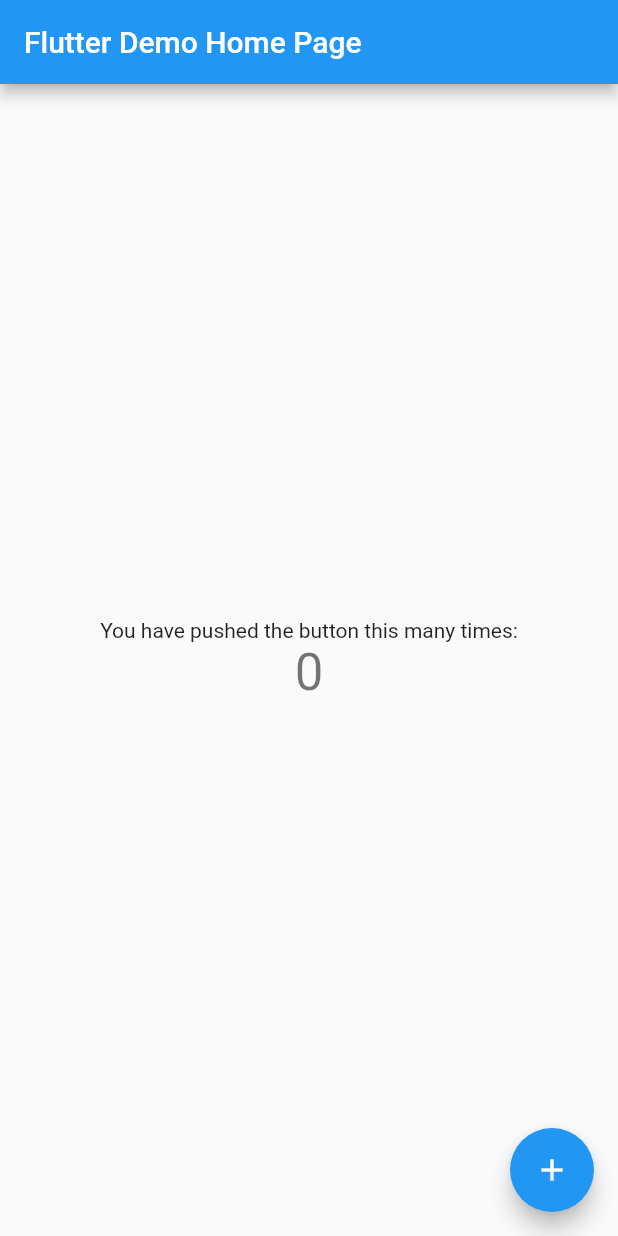
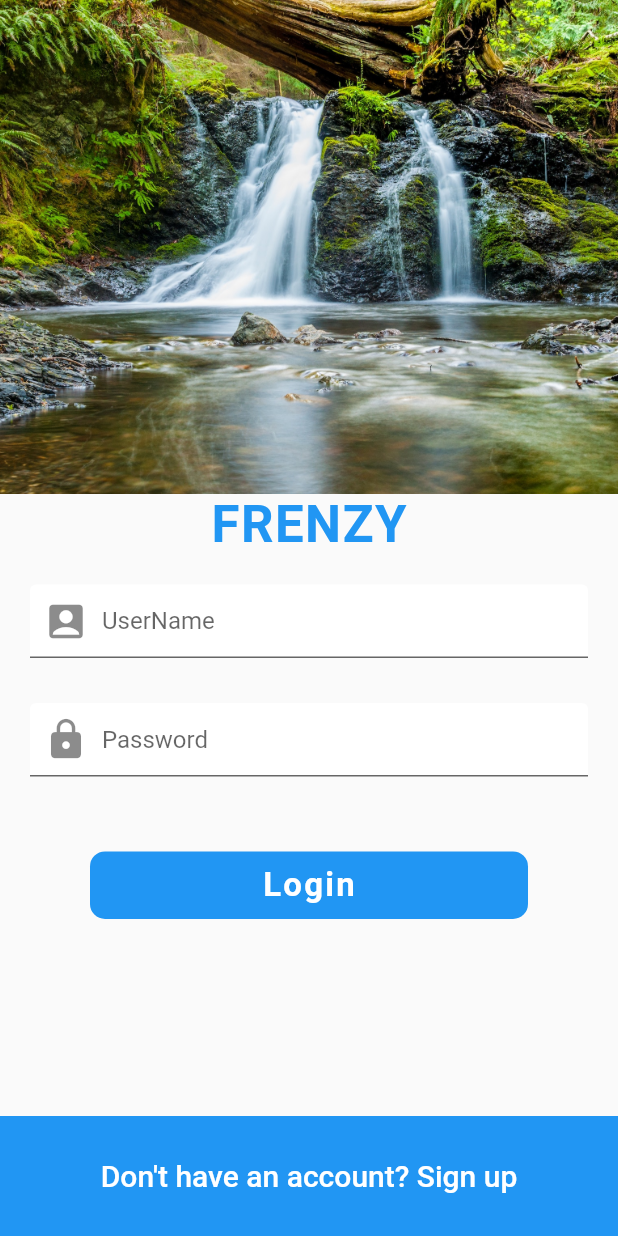
Before and after one commit to Matheus-Tankian/frenzyUI, a Flutter app: the screen it shows after launch, on a phone screen of 412 x 824 dp. Run offline on Flutter 3.47's test engine with Material 2 defaults, Android fonts, the phone set to English and light mode, and no system bars; missing offline and left inert: flutter_social_ui.

Commit message:
login page

```diff
--- a/lib/main.dart
+++ b/lib/main.dart
@@ -1,4 +1,5 @@
 import 'package:flutter/material.dart';
+import 'package:frenzy_ui/screens/login_screen.dart';
 
 void main() {
   runApp(MyApp());
@@ -9,105 +10,12 @@
   @override
   Widget build(BuildContext context) {
     return MaterialApp(
-      title: 'Flutter Demo',
+      title: 'Flutter Social UI',
+      debugShowCheckedModeBanner: false,
       theme: ThemeData(
-        // This is the theme of your application.
-        //
-        // Try running your application with "flutter run". You'll see the
-        // application has a blue toolbar. Then, without quitting the app, try
-        // changing the primarySwatch below to Colors.green and then invoke
-        // "hot reload" (press "r" in the console where you ran "flutter run",
-        // or simply save your changes to "hot reload" in a Flutter IDE).
-        // Notice that the counter didn't reset back to zero; the application
-        // is not restarted.
         primarySwatch: Colors.blue,
       ),
-      home: MyHomePage(title: 'Flutter Demo Home Page'),
+      home: LoginScreen(),
     );
   }
 }
-
-class MyHomePage extends StatefulWidget {
-  MyHomePage({Key? key, required this.title}) : super(key: key);
-
-  // This widget is the home page of your application. It is stateful, meaning
-  // that it has a State object (defined below) that contains fields that affect
-  // how it looks.
-
-  // This class is the configuration for the state. It holds the values (in this
-  // case the title) provided by the parent (in this case the App widget) and
-  // used by the build method of the State. Fields in a Widget subclass are
-  // always marked "final".
-
-  final String title;
-
-  @override
-  _MyHomePageState createState() => _MyHomePageState();
-}
-
-class _MyHomePageState extends State<MyHomePage> {
-  int _counter = 0;
-
-  void _incrementCounter() {
-    setState(() {
-      // This call to setState tells the Flutter framework that something has
-      // changed in this State, which causes it to rerun the build method below
-      // so that the display can reflect the updated values. If we changed
-      // _counter without calling setState(), then the build method would not be
-      // called again, and so nothing would appear to happen.
-      _counter++;
-    });
-  }
-
-  @override
-  Widget build(BuildContext context) {
-    // This method is rerun every time setState is called, for instance as done
-    // by the _incrementCounter method above.
-    //
-    // The Flutter framework has been optimized to make rerunning build methods
-    // fast, so that you can just rebuild anything that needs updating rather
-    // than having to individually change instances of widgets.
-    return Scaffold(
-      appBar: AppBar(
-        // Here we take the value from the MyHomePage object that was created by
-        // the App.build method, and use it to set our appbar title.
-        title: Text(widget.title),
-      ),
-      body: Center(
-        // Center is a layout widget. It takes a single child and positions it
-        // in the middle of the parent.
-        child: Column(
-          // Column is also a layout widget. It takes a list of children and
-          // arranges them vertically. By default, it sizes itself to fit its
-          // children horizontally, and tries to be as tall as its parent.
-          //
-          // Invoke "debug painting" (press "p" in the console, choose the
-          // "Toggle Debug Paint" action from the Flutter Inspector in Android
-          // Studio, or the "Toggle Debug Paint" command in Visual Studio Code)
-          // to see the wireframe for each widget.
-          //
-          // Column has various properties to control how it sizes itself and
-          // how it positions its children. Here we use mainAxisAlignment to
-          // center the children vertically; the main axis here is the vertical
-          // axis because Columns are vertical (the cross axis would be
-          // horizontal).
-          mainAxisAlignment: MainAxisAlignment.center,
-          children: <Widget>[
-            Text(
-              'You have pushed the button this many times:',
-            ),
-            Text(
-              '$_counter',
-              style: Theme.of(context).textTheme.headline4,
-            ),
-          ],
-        ),
-      ),
-      floatingActionButton: FloatingActionButton(
-        onPressed: _incrementCounter,
-        tooltip: 'Increment',
-        child: Icon(Icons.add),
-      ), // This trailing comma makes auto-formatting nicer for build methods.
-    );
-  }
-}
--- /dev/null
+++ b/lib/screens/login_screen.dart
@@ -0,0 +1,124 @@
+import 'package:flutter/material.dart';
+
+class LoginScreen extends StatefulWidget {
+  @override
+  _LoginScreenState createState() => _LoginScreenState();
+}
+
+class _LoginScreenState extends State<LoginScreen> {
+  @override
+  Widget build(BuildContext context) {
+    return Scaffold(
+      body: SingleChildScrollView(
+        child: Container(
+          height: MediaQuery.of(context).size.height,
+          child: Column(
+            children: [
+              //imagem de fundo
+              Image(
+                height: MediaQuery.of(context).size.height / 2.5,
+                  width: double.infinity,
+                  image: AssetImage('assets/images/login_background.jpg'),
+                fit: BoxFit.cover,
+              ),
+              Text(
+                //titulo da tela de login do app
+                'FRENZY',
+                style: TextStyle(
+                  color: Theme.of(context).primaryColor,
+                  fontSize: 34.0,
+                  fontWeight: FontWeight.bold,
+                  letterSpacing: 1.0,
+                ),
+              ),
+              //espaco entre o tituto do app e a textField
+              SizedBox(height: 10.0),
+              //textFild UserName
+              Padding(
+                  padding: EdgeInsets.symmetric(horizontal: 20.0, vertical: 10.0),
+                  child: TextField(
+                    decoration: InputDecoration(
+                    contentPadding: EdgeInsets.symmetric(vertical: 15.0),
+                    fillColor: Colors.white,
+                    filled: true,
+                    hintText: 'UserName',
+                    prefixIcon: Icon(
+                      Icons.account_box,
+                      size: 30.0,
+                    ),
+                  ),
+                ),
+              ),
+              //espaco entre a as textfields userName e Password
+              SizedBox(height: 10.0),
+              //password textfield
+              Padding(
+                padding: EdgeInsets.symmetric(horizontal: 20.0, vertical: 10.0),
+                child: TextField(
+                  decoration: InputDecoration(
+                    contentPadding: EdgeInsets.symmetric(vertical: 15.0),
+                    fillColor: Colors.white,
+                    filled: true,
+                    hintText: 'Password',
+                    prefixIcon: Icon(
+                      Icons.lock,
+                      size: 30.0,
+                    ),
+                  ),
+                  obscureText: true,
+                ),
+              ),
+              //espaco entre o botao de login e o password textfield
+              SizedBox(height: 40.0),
+              //botao de login
+              GestureDetector(
+                onTap: () {},
+                child: Container(
+                  margin: EdgeInsets.symmetric(horizontal: 60.0),
+                  alignment: Alignment.center,
+                  height: 45.0,
+                  decoration: BoxDecoration(
+                    color: Theme.of(context).primaryColor,
+                    borderRadius: BorderRadius.circular(10.0),
+                  ),
+                  child: Text(
+                    'Login',
+                    style: TextStyle(
+                      color: Colors.white,
+                      fontSize: 22.0,
+                      fontWeight: FontWeight.w600,
+                      letterSpacing: 1.5,
+                    ),
+                  ),
+                ),
+              ),
+
+            Expanded(
+                child: Align(
+                  alignment: FractionalOffset.bottomCenter,
+                  child: GestureDetector(
+                    onTap: () {},
+                    child:  Container(
+                      alignment: Alignment.center,
+                      color: Theme.of(context).primaryColor,
+                      height: 80.0,
+                      child: Text(
+                        'Don\'t have an account? Sign up',
+                        style: TextStyle(
+                          color: Colors.white,
+                          fontSize: 20.0,
+                          fontWeight: FontWeight.w500,
+                        ),
+                      ),
+                    ),
+                  ),
+                ),
+            ),
+
+            ],
+          ),
+        ),
+      ),
+    );
+  }
+}
```
